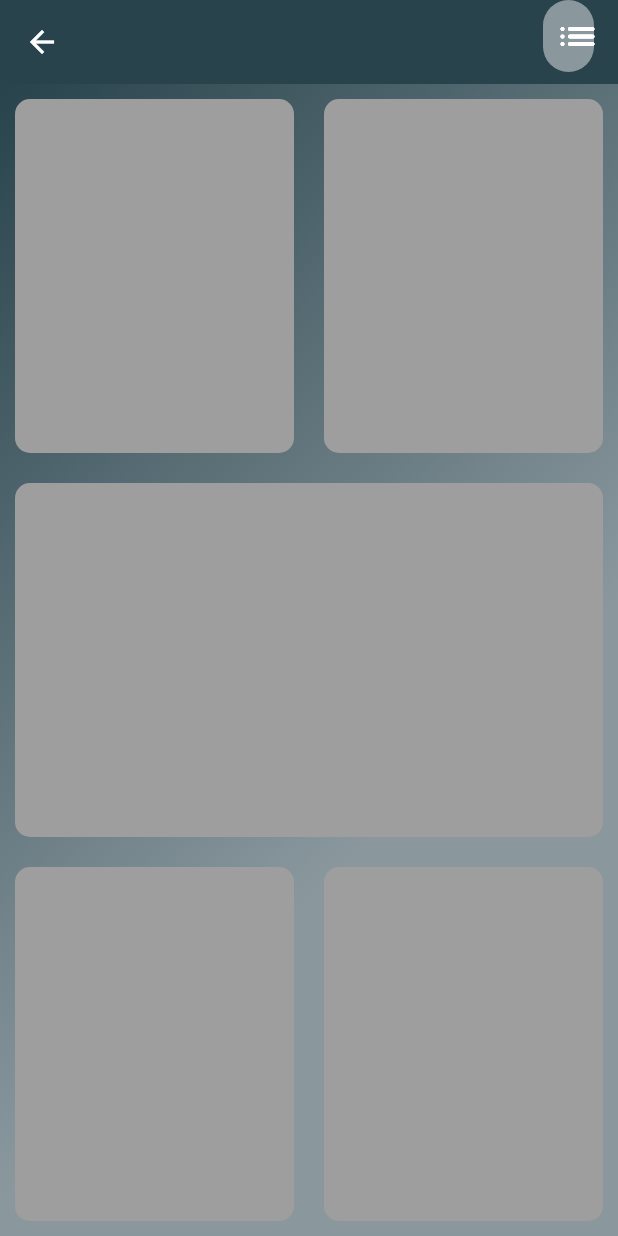
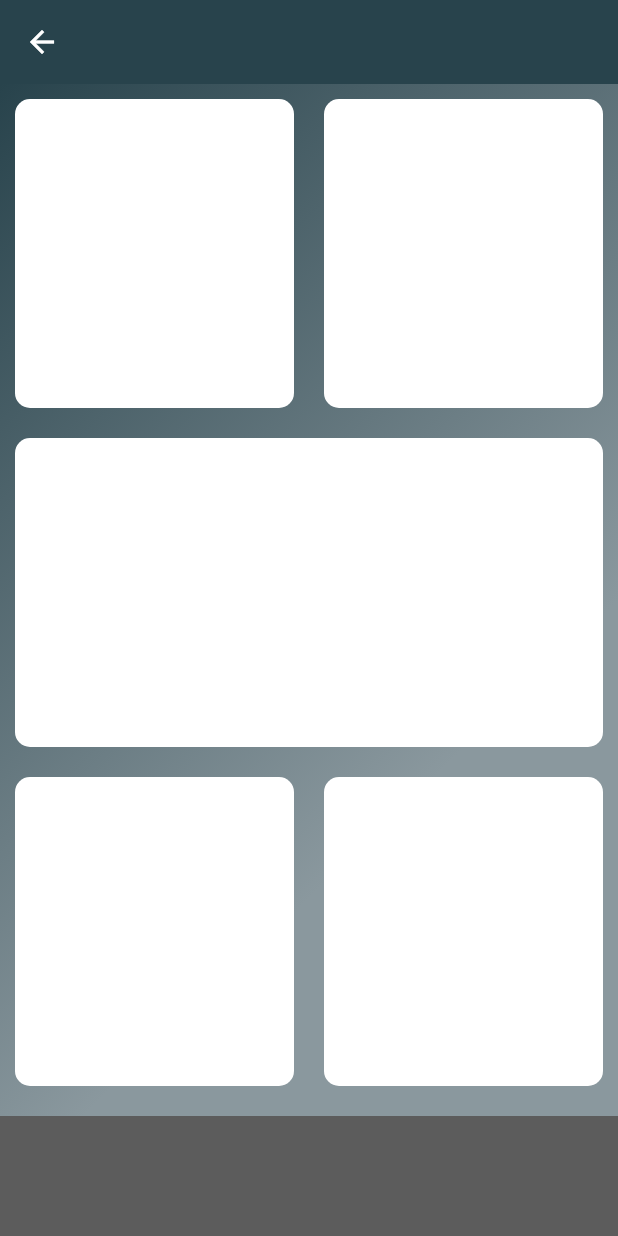
Before and after one commit to W1010x/MyFlutterApps, a Flutter app: the homePage screen opened directly, on a phone screen of 412 x 824 dp. Run offline on Flutter 3.47's test engine with Material 2 defaults, Android fonts, the phone set to English and light mode, and no system bars.

Commit message:
add bottom bar

```diff
--- a/user_form/lib/Screens/HomePage.dart
+++ b/user_form/lib/Screens/HomePage.dart
@@ -1,6 +1,9 @@
 import 'package:flutter/material.dart';
 import 'package:user_form/Const/Constants.dart';
 import 'package:user_form/widgets/Cards.dart';
+const BottomContinerHight=80.0;
+const CardColor=Color(0xFFF2F2F2);
+const BottomContainerColor=Color(0xFF5c5c5c);
 class homePage extends StatefulWidget {
 
   @override
@@ -14,20 +17,8 @@ class _homePageState extends State<homePage> {
      appBar: AppBar(
        elevation: 0,
        backgroundColor: Color(0xff28434c) ,
-       title:  Padding(
+       title: Padding(
          padding: const EdgeInsets.only(left: 290.0,bottom: 8),
-         child: Container(
-           decoration: BoxDecoration(
-             color: Color(0xff8a989e),
-             borderRadius: BorderRadius.circular(50),
-           ),
-           child: new IconButton(
-               icon: new Icon(
-                 Icons.list_rounded,
-                 size: 30.0,
-                 color: Colors.white,
-               ),onPressed: null),
-         ),
        ),
      ),
         body: Container(
@@ -44,13 +35,15 @@ class _homePageState extends State<homePage> {
                 ],
               )
           ),
+
           child: Column(
             children: [
               Expanded(child:Row(
                 children: [
-                  Expanded(child: CardsContiner(),
+                  Expanded
+                    (child: CardsContiner(Coluor:Color(0xFFF2F2F2)),
                   ),
-                  Expanded(child: CardsContiner()),
+                  Expanded(child: CardsContiner(Coluor: Color(0xFFF2F2F2))),
                 ],
               )),
               Expanded(child:  CardsContiner()),
@@ -59,11 +52,20 @@ class _homePageState extends State<homePage> {
                   Expanded(child: CardsContiner()),
                   Expanded(child:  CardsContiner()),
                 ],
-              ))
+              ),
+              ),
+              Container(//Bottom Bar
+                color: BottomContainerColor,
+                margin: EdgeInsets.only(top:10.0 ),
+                width: double.infinity,
+                height: BottomContinerHight,
+              )
+
 
 
             ],
           ),
     )
+
     );
   }}
--- a/user_form/lib/widgets/Cards.dart
+++ b/user_form/lib/widgets/Cards.dart
@@ -1,15 +1,14 @@
 import 'package:flutter/material.dart';
 class CardsContiner extends StatelessWidget {
-  const CardsContiner({
-    Key key,
-  }) : super(key: key);
+   CardsContiner({@required this.Coluor});
+   final Color Coluor;
 
   @override
   Widget build(BuildContext context) {
     return Container(
       margin: EdgeInsets.all(10.0),
       decoration: BoxDecoration(
-          color: Colors.grey,
+          color: Colors.white,
           borderRadius: BorderRadius.circular(10.0)
       ),
     );
```
